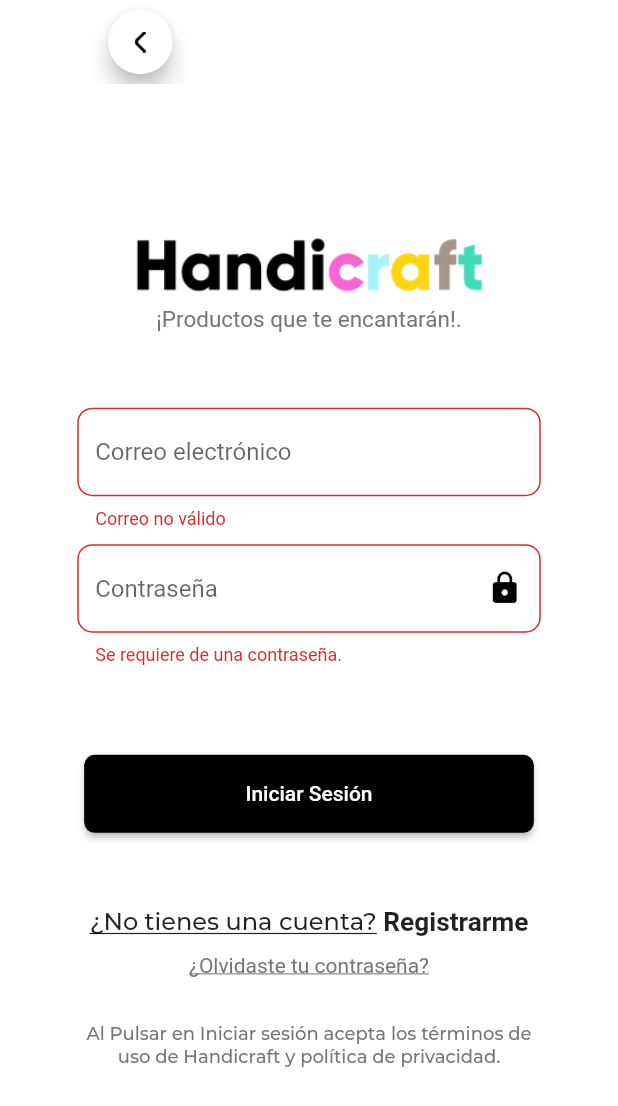
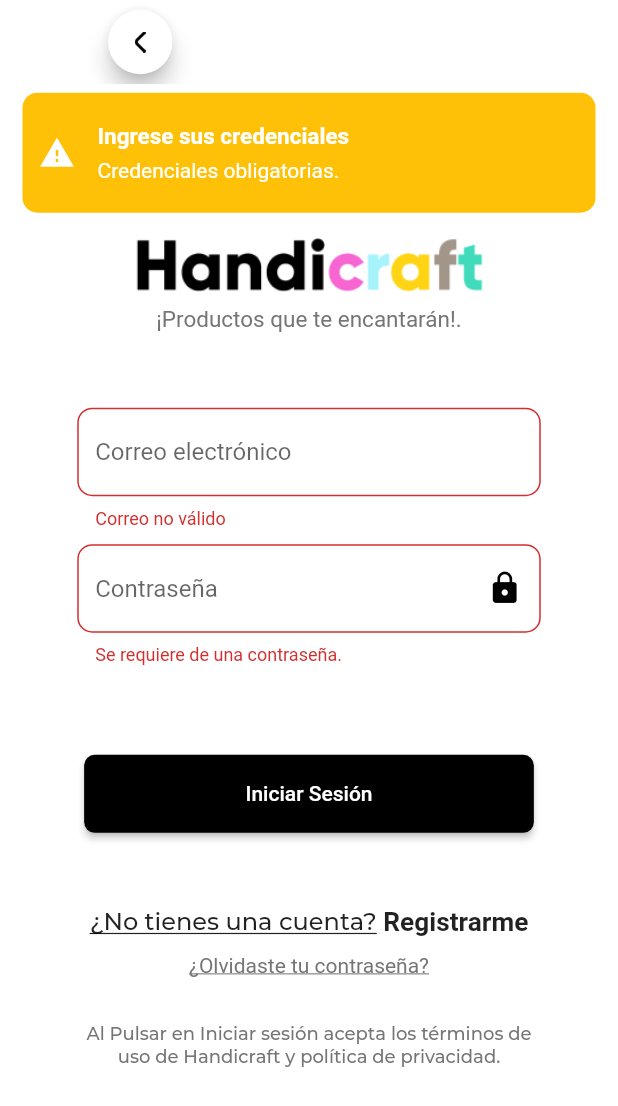
Before and after one commit to agchavez/Handicraft, a Flutter app: the LoginPage screen opened by its route, after a tap on "Iniciar Sesión", on a phone screen of 412 x 824 dp. Shown: the top 1106 px of the screen. Run offline on Flutter 3.47's test engine with Material 2 defaults, Android fonts, the phone set to English and light mode, and no system bars; our stand-ins replace carousel_slider, dio, firebase_auth, firebase_core, firebase_storage, flushbar and 5 more; missing offline and left inert: custom_switch_button; accounts and stored records are empty; network calls fail; project files that could hold a hidden picture were left out.

```diff
--- a/lib/pages/login_page.dart
+++ b/lib/pages/login_page.dart
@@ -309,11 +309,14 @@ class _LoginPageState extends State<LoginPage> {
   }
 
   _logIn() async {
+    try {
       setState(() {
         check = !check;
       });
 
       if (!formkey.currentState.validate()) {
+        utils.showTopSnackBar(context, size, 'Ingrese sus credenciales',
+            'Credenciales obligatorias.', utils.alertsStyles['warningAlert']);
         setState(() {
           check = !check;
         });
@@ -323,26 +326,33 @@ class _LoginPageState extends State<LoginPage> {
       formkey.currentState.save();
       final resp = await auth.login(login_user.email, login_user.password);
 
+      if (!resp) {
+        utils.showTopSnackBar(context, size, '¡Algo ha fallado!.',
+            'Verifique sus credenciales.', utils.alertsStyles['warningAlert']);
+        setState(() {
+          check = true;
+        });
+      }
+
       if (resp) {
         await auth.stateAuth();
         if (auth.authState) {
           Response responseInfoUser = await dio.get(
-            '${Enviroment.ipAddressLocalhost}/user/profile/${FirebaseAuth.instance.currentUser.uid}',
-            options: Options(
-                headers: {HttpHeaders.contentTypeHeader: "application/json"}));
-        Map<String, dynamic> userData = jsonDecode(responseInfoUser.toString());
-
-        await auth.setUserStorage(userData).then((value) async {
-          setState(() {
-            check = !check;
-          });
+              '${Enviroment.apiurl}/user/profile/${FirebaseAuth.instance.currentUser.uid}',
+              options: Options(headers: {
+                HttpHeaders.contentTypeHeader: "application/json"
+              }));
+          Map<String, dynamic> userData =
+              jsonDecode(responseInfoUser.toString());
+          await auth.setUserStorage(userData);
           final state = await auth.storage.getValue('state');
-          print(state);
-          if ( state == "1" ) {
+          if (state == "1") {
             Navigator.popAndPushNamed(context, 'tips');
           } else {
             Navigator.popAndPushNamed(context, "home");
           }
+          setState(() {
+            check = !check;
           });
         }
       } else if (!FirebaseAuth.instance.currentUser.emailVerified) {
@@ -381,12 +391,11 @@ class _LoginPageState extends State<LoginPage> {
           context: context,
           builder: (_) => alert(_alert['title'], _alert['content'], actions),
         );
-    } else {
+      }
+    } catch (e) {
       setState(() {
         check = !check;
       });
-      showAlert(
-          context, "Error", "Datos incorrectos - Verifique la informacion");
     }
   }
 
--- a/lib/utils/util.dart
+++ b/lib/utils/util.dart
@@ -4,6 +4,36 @@
 
 import 'package:flutter/cupertino.dart';
 import 'package:flutter/material.dart';
+import 'package:flushbar/flushbar.dart';
+import 'package:handicraft_app/models/alert_notification_model.dart';
+
+Map<String, AlertNotificationModel> alertsStyles = {
+  "fatalError": AlertNotificationModel(
+    fontColor: Colors.white,
+    backgroundColor: Colors.redAccent,
+    icon: Icon(
+      Icons.close, color: Colors.white
+    ),
+  ),
+  "warningAlert": AlertNotificationModel(
+    fontColor: Colors.white,
+    backgroundColor: Colors.amber,
+    icon: Icon(Icons.warning, color: Colors.white),
+  ),
+  "successAlert": AlertNotificationModel(
+    fontColor: Colors.white,
+    backgroundColor: Colors.blueAccent,
+    icon: Icon(Icons.check, color: Colors.white),
+  ),
+  "notificationAlertBlack": AlertNotificationModel(
+    fontColor: Colors.white,
+    backgroundColor: Colors.black,
+  ),
+  "notificationAlertWhite": AlertNotificationModel(
+    fontColor: Colors.black,
+    backgroundColor: Colors.white
+  ),
+};
 
 bool isNumeric(String s) {
   if (s.isEmpty) return false;
@@ -12,8 +42,6 @@ bool isNumeric(String s) {
 
   return (n == null) ? false : true;
 }
-
-//verificando correo
 
 RegExp regExp = RegExp(
     r'^(([^<>()[\]\\.,;:\s@\"]+(\.[^<>()[\]\\.,;:\s@\"]+)*)|(\".+\"))@((\[[0-9]{1,3}\.[0-9]{1,3}\.[0-9]{1,3}\.[0-9]{1,3}\])|(([a-zA-Z\-0-9]+\.)+[a-zA-Z]{2,}))$');
@@ -26,7 +54,6 @@ bool validatorEmail(String c) {
   }
 }
 
-//verificar telefono
 bool numberTel(String tel) {
   if (tel.length < 8 || !isNumeric(tel.substring(0))) {
     return false;
@@ -35,7 +62,6 @@ bool numberTel(String tel) {
   }
 }
 
-//validar clave
 RegExp regExp2 = RegExp(r'^(?=\w*\d)(?=\w*[a-z])\S{8,16}$');
 
 bool passwordValid(String pass) {
@@ -46,11 +72,27 @@ bool passwordValid(String pass) {
   }
 }
 
+void showTopSnackBar(BuildContext context, Size size, String title, String message, AlertNotificationModel alertStyle) => Flushbar(
+  shouldIconPulse: false,
+  icon: alertStyle.icon == null ? null : alertStyle.icon,
+  duration: Duration(seconds: 4),
+  isDismissible: true,
+  title: title,
+  message: message,
+  padding: EdgeInsets.only(left: 20, right: 20, top: 20, bottom: 20),
+  flushbarPosition: FlushbarPosition.TOP,
+  borderRadius: 10,
+  animationDuration: Duration(seconds: 0),
+  margin: EdgeInsets.only(left: 15, right: 15, top: size.width * 0.15),
+  backgroundColor: alertStyle.backgroundColor,
+  dismissDirection: FlushbarDismissDirection.HORIZONTAL,
+)..show(context);
+
 showSnacbar(Text error, Color color, BuildContext context) {
   var snackBar = SnackBar(
-    backgroundColor: color,
+    backgroundColor: Color(0xffFFD414),
     content: error,
-    duration: Duration(milliseconds: 600),
+    duration: Duration(seconds: 2),
   );
   ScaffoldMessenger.of(context).showSnackBar(snackBar);
 }
--- a/pubspec.yaml
+++ b/pubspec.yaml
@@ -23,7 +23,7 @@ environment:
 dependencies:
   flutter:
     sdk: flutter
-
+  flushbar: ^1.10.4
   pull_to_refresh: ^2.0.0
   firebase_auth: ^1.1.4
   google_sign_in: ^5.0.3
```
Also changed, not shown: lib/models/alert_notification_model.dart (added, +14 -0 lines), lib/pages/first-steps.dart (+35 -15 lines), lib/pages/home_page.dart (+6 -7 lines), lib/pages/newProduct_page.dart (+32 -14 lines), lib/pages/products_pages.dart (+34 -5 lines), lib/pages/register_page.dart (+11 -13 lines), lib/provider/auth_service.dart (+20 -6 lines), assets/icons/add-product-icon.png (added), assets/icons/home-icon-white.png (added), pubspec.lock. Lines whose indentation alone changed are shown as unchanged.
